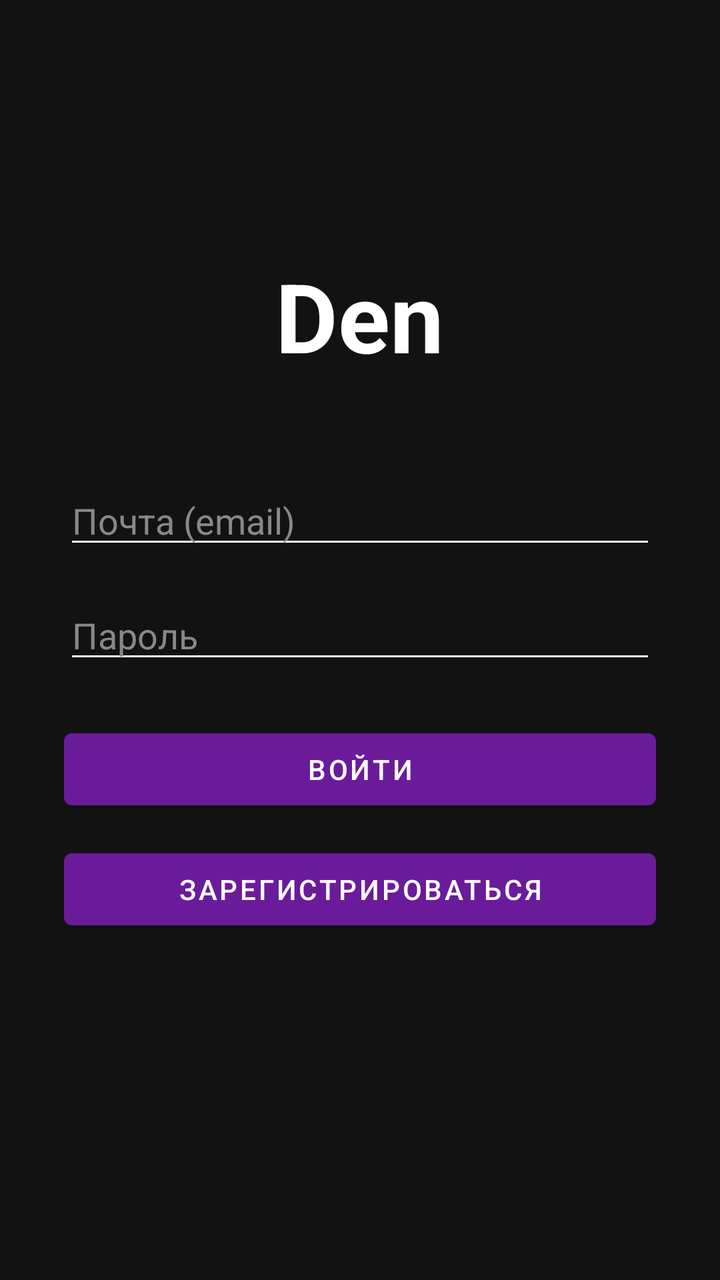
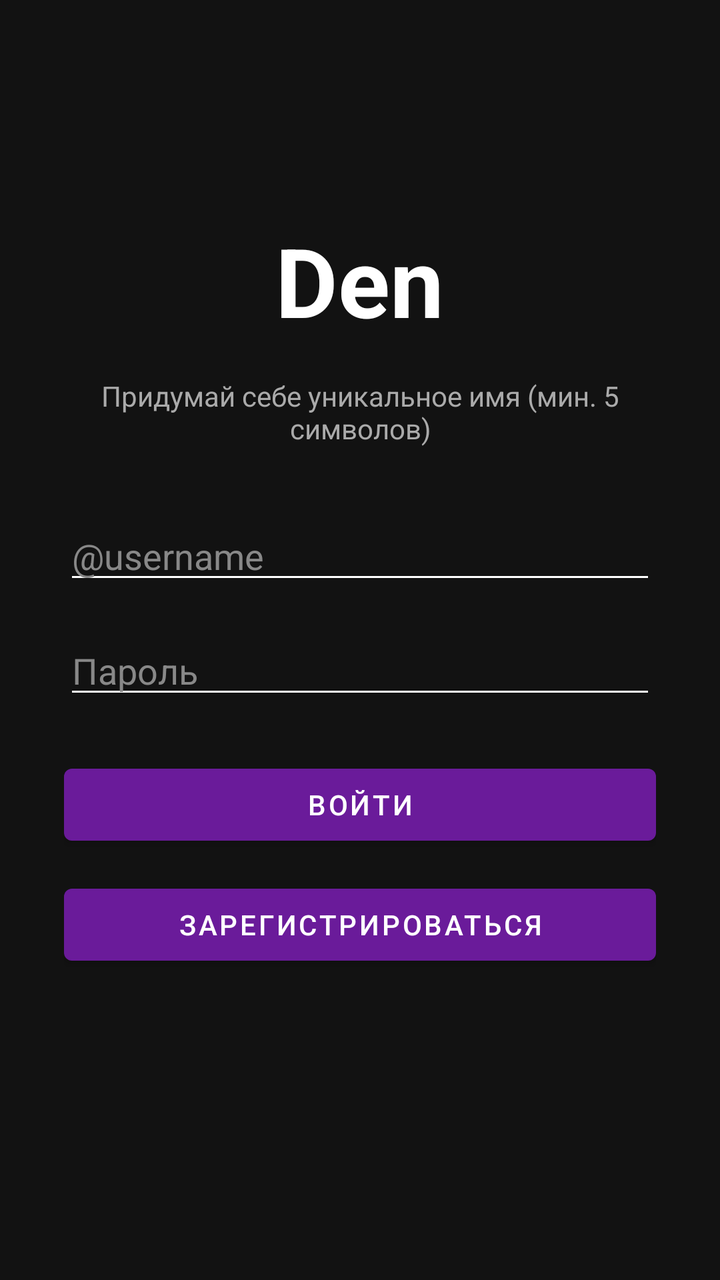

Screens rendered from an Android XML layout before and after an edit, with the pre-edit source and the edit as a unified diff.
<!-- AndroidManifest.xml: application theme Theme.TicTacToe -->
<!-- res/layout/activity_main.xml -->
<?xml version="1.0" encoding="utf-8"?>
<LinearLayout xmlns:android="http://schemas.android.com/apk/res/android"
    android:layout_width="match_parent"
    android:layout_height="match_parent"
    android:orientation="vertical"
    android:gravity="center"
    android:padding="32dp"
    android:background="#121212">

    <TextView
        android:layout_width="wrap_content"
        android:layout_height="wrap_content"
        android:text="Den"
        android:textColor="#FFFFFF"
        android:textSize="48sp"
        android:textStyle="bold"
        android:layout_marginBottom="48dp"/>

    <EditText
        android:id="@+id/etEmail"
        android:layout_width="match_parent"
        android:layout_height="wrap_content"
        android:hint="Почта (email)"
        android:inputType="textEmailAddress"
        android:textColorHint="#888888"
        android:textColor="#FFFFFF"
        android:backgroundTint="#FFFFFF"
        android:layout_marginBottom="16dp"/>

    <EditText
        android:id="@+id/etPassword"
        android:layout_width="match_parent"
        android:layout_height="wrap_content"
        android:hint="Пароль"
        android:inputType="textPassword"
        android:textColorHint="#888888"
        android:textColor="#FFFFFF"
        android:backgroundTint="#FFFFFF"
        android:layout_marginBottom="24dp"/>

    <Button
        android:id="@+id/btnLogin"
        android:layout_width="match_parent"
        android:layout_height="wrap_content"
        android:text="Войти"
        android:layout_marginBottom="12dp"/>

    <Button
        android:id="@+id/btnRegister"
        android:layout_width="match_parent"
        android:layout_height="wrap_content"
        android:text="Зарегистрироваться"/>

    <TextView
        android:id="@+id/tvStatus"
        android:layout_width="wrap_content"
        android:layout_height="wrap_content"
        android:textColor="#4CAF50"
        android:textSize="16sp"
        android:layout_marginTop="24dp"/>

</LinearLayout>
<!-- resources referenced by this layout -->
<resources>
  <style name="Theme.TicTacToe" parent="Theme.MaterialComponents.DayNight.NoActionBar">
          <item name="colorPrimary">#6A1B9A</item>
          <item name="colorPrimaryVariant">#4A148C</item>
          <item name="colorOnPrimary">#FFFFFF</item>
          <item name="android:statusBarColor">#0F0F1A</item>
          <item name="android:windowBackground">#0F0F1A</item>
      </style>
</resources>

<!-- the commit's change to res/layout/activity_main.xml (unified diff, before → after) -->
@@ -14,14 +14,23 @@
         android:textColor="#FFFFFF"
         android:textSize="48sp"
         android:textStyle="bold"
-        android:layout_marginBottom="48dp"/>
+        android:layout_marginBottom="16dp"/>
+
+    <TextView
+        android:layout_width="wrap_content"
+        android:layout_height="wrap_content"
+        android:text="Придумай себе уникальное имя (мин. 5 символов)"
+        android:textColor="#AAAAAA"
+        android:textSize="14sp"
+        android:gravity="center"
+        android:layout_marginBottom="32dp"/>
 
     <EditText
-        android:id="@+id/etEmail"
+        android:id="@+id/etUsername"
         android:layout_width="match_parent"
         android:layout_height="wrap_content"
-        android:hint="Почта (email)"
-        android:inputType="textEmailAddress"
+        android:hint="@username"
+        android:inputType="text"
         android:textColorHint="#888888"
         android:textColor="#FFFFFF"
         android:backgroundTint="#FFFFFF"
